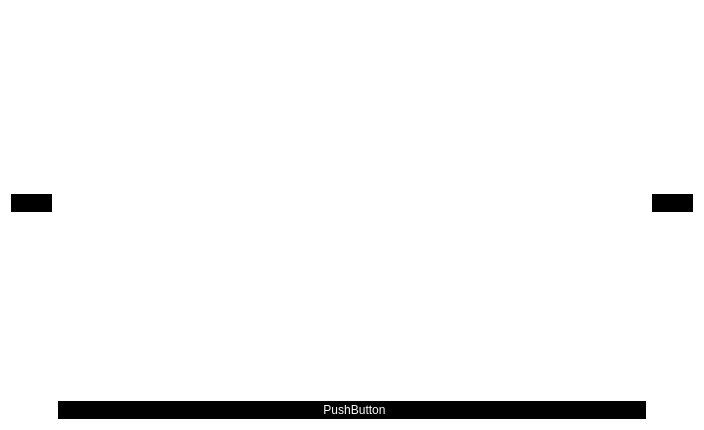
First picture: the form in scketchwnd.ui, repository natalyatesluk/courseWork, before the edit.
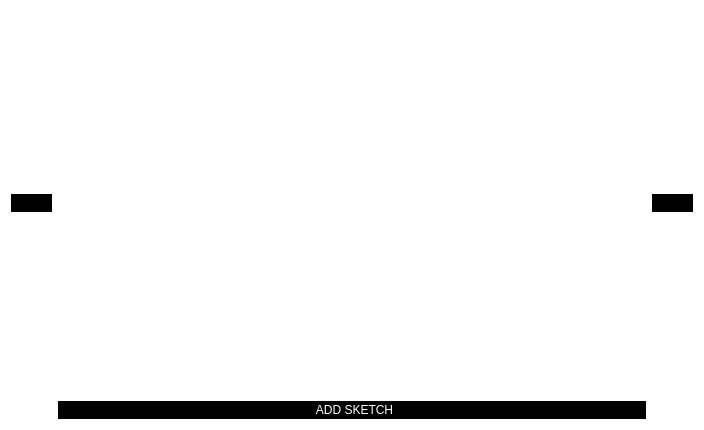
Second picture: the form after the edit. Icons and pictures are not drawn.

The edit to the form file:
```diff
--- a/scketchwnd.ui
+++ b/scketchwnd.ui
@@ -60,7 +60,7 @@
    <item row="1" column="1" colspan="2">
     <widget class="QPushButton" name="addPb">
      <property name="text">
-      <string>PushButton</string>
+      <string>ADD SKETCH</string>
      </property>
     </widget>
    </item>
```
Left out of the diff: 6 changed lines with no effect on the pictures.
